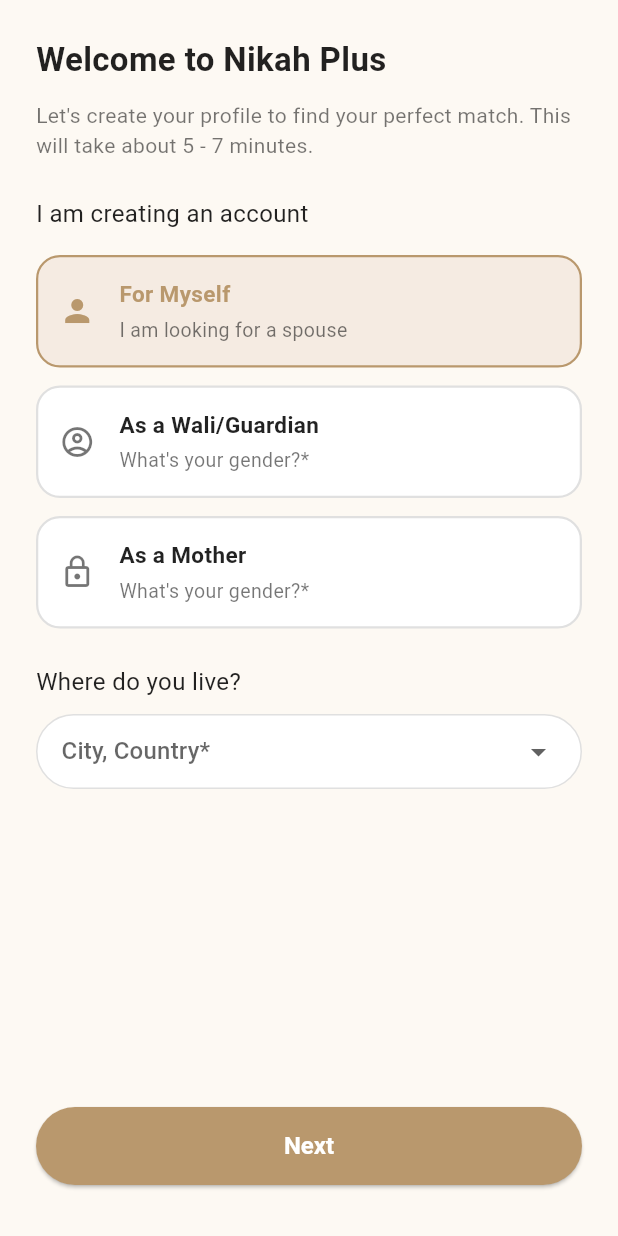
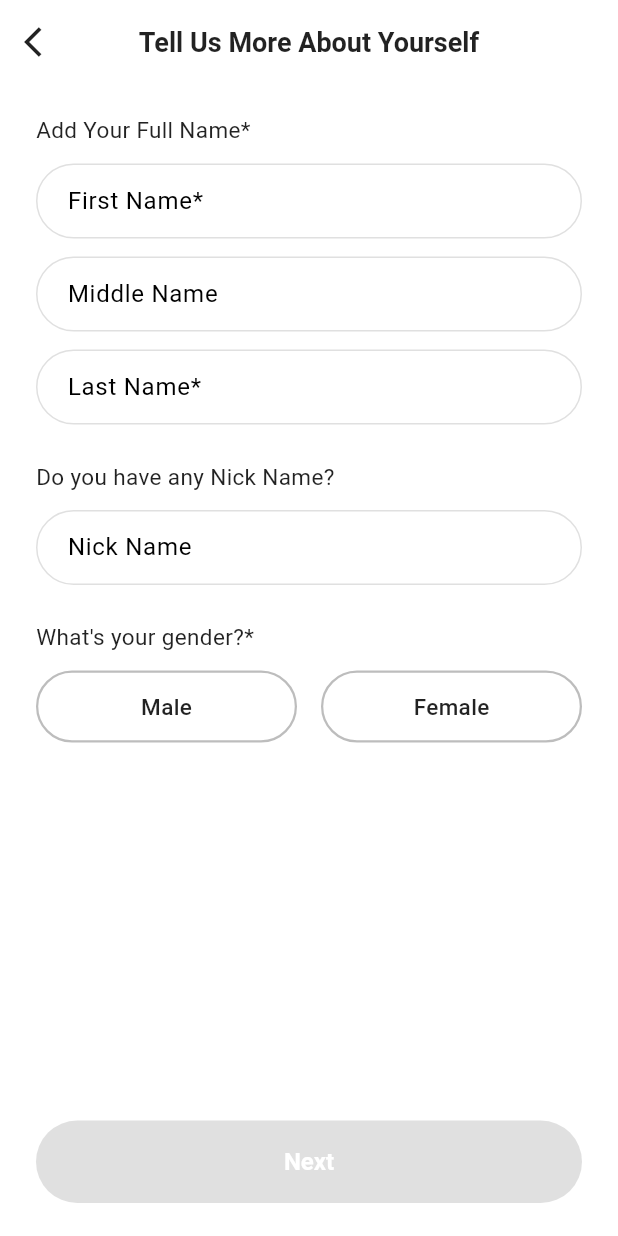
Before and after one commit to muhammadhamza67/nikahplus, a Flutter app: the CreateAccountTypeScreen screen opened directly, after a tap on "Next", on a phone screen of 412 x 824 dp. Run offline on Flutter 3.47's test engine with Material 3 defaults, Android fonts, the phone set to English and light mode, and no system bars; our stand-ins replace font_awesome_flutter; Roboto replaces fonts that are missing (Poppins); statements that could not run were skipped.

Commit message:
Add missing screens and update main.dart

```diff
--- a/lib/main.dart
+++ b/lib/main.dart
@@ -1,10 +1,13 @@
 import 'package:flutter/material.dart';
+import 'package:nikkah_screens/screens/add_birthdate_screen.dart';
 import 'package:nikkah_screens/screens/create_%20account_%20Type_screen.dart';
 import 'package:nikkah_screens/screens/create_account_screen.dart';
 import 'package:nikkah_screens/screens/nikah_plus_screen.dart';
+import 'package:nikkah_screens/screens/tell_us_more_screen.dart';
 import 'screens/splash_logo_screen.dart';
 import 'screens/choose_auth_screen.dart';
 import 'screens/login_screen.dart';
+
  // ✅ Get Started screen import
 
 void main() {
@@ -79,7 +82,10 @@ class MyApp extends StatelessWidget {
         '/login': (context) => const LoginScreen(),
         '/creat-account': (context) => const CreateAccountScreen(),
         '/nikah-plus': (context) => const NikahPlusScreen(),
-        '/create-account-type': (context) => const CreateAccountTypeScreen()
+        '/create-account-type': (context) => const CreateAccountTypeScreen(),
+        '/tell-us-more': (context)=> const TellusMoreScreen(),
+        '/add-birthdate': (context)=> const AddBirthdateScreen()
+
       },
     );
   }
--- a/lib/screens/create_ account_ type_screen.dart
+++ b/lib/screens/create_ account_ type_screen.dart
@@ -1,4 +1,5 @@
 import 'package:flutter/material.dart';
+import 'tell_us_more_screen.dart'; // Adjust path as needed
 
 class CreateAccountTypeScreen extends StatefulWidget {
   const CreateAccountTypeScreen({super.key});
@@ -22,7 +23,7 @@ class _CreateAccountScreenState extends State<CreateAccountTypeScreen> {
   @override
   Widget build(BuildContext context) {
     return Scaffold(
-      backgroundColor: const Color(0xFFFDF9F3),
+      backgroundColor: Theme.of(context).colorScheme.background,
       body: SafeArea(
         child: Padding(
           padding: const EdgeInsets.all(24.0),
@@ -102,7 +103,7 @@ class _CreateAccountScreenState extends State<CreateAccountTypeScreen> {
                     items: locations
                         .map((location) => DropdownMenuItem(
                               value: location,
-                              child: Text(location),
+                              child: Text(location), // ✅ COMMA FIXED HERE
                             ))
                         .toList(),
                   ),
@@ -117,10 +118,14 @@ class _CreateAccountScreenState extends State<CreateAccountTypeScreen> {
                 height: 52,
                 child: ElevatedButton(
                   onPressed: () {
-                    // TODO: Go to next screen
+                    Navigator.push(
+                      context,
+                      MaterialPageRoute(
+                          builder: (context) => const TellusMoreScreen()),
+                    );
                   },
                   style: ElevatedButton.styleFrom(
-                    backgroundColor: const Color(0xFFB9986D),
+                    backgroundColor: Theme.of(context).colorScheme.primary,
                     shape: RoundedRectangleBorder(
                       borderRadius: BorderRadius.circular(30),
                     ),
@@ -155,16 +160,23 @@ class _CreateAccountScreenState extends State<CreateAccountTypeScreen> {
       child: Container(
         padding: const EdgeInsets.all(14),
         decoration: BoxDecoration(
-          color: isSelected ? const Color(0xFFF5EBE2) : Colors.white,
+          color: isSelected
+              ? Theme.of(context).colorScheme.secondary.withOpacity(0.1)
+              : Colors.white,
           border: Border.all(
-            color: isSelected ? const Color(0xFFB9986D) : Colors.grey.shade300,
+            color: isSelected
+                ? Theme.of(context).colorScheme.primary
+                : Colors.grey.shade300,
             width: 1.5,
           ),
           borderRadius: BorderRadius.circular(16),
         ),
         child: Row(
           children: [
-            Icon(icon, color: isSelected ? Color(0xFFB9986D) : Colors.black54),
+            Icon(icon,
+                color: isSelected
+                    ? Theme.of(context).colorScheme.primary
+                    : Colors.black54),
             const SizedBox(width: 16),
             Column(
               crossAxisAlignment: CrossAxisAlignment.start,
@@ -174,8 +186,9 @@ class _CreateAccountScreenState extends State<CreateAccountTypeScreen> {
                   style: TextStyle(
                     fontWeight: FontWeight.bold,
                     fontSize: 15,
-                    color:
-                        isSelected ? const Color(0xFFB9986D) : Colors.black87,
+                    color: isSelected
+                        ? Theme.of(context).colorScheme.primary
+                        : Colors.black87,
                   ),
                 ),
                 const SizedBox(height: 4),
--- /dev/null
+++ b/lib/screens/tell_us_more_screen.dart
@@ -0,0 +1,162 @@
+import 'package:flutter/material.dart';
+import 'add_birthdate_screen.dart'; // Make sure this path is correct
+
+class TellusMoreScreen extends StatefulWidget {
+  const TellusMoreScreen({super.key});
+
+  @override
+  State<TellusMoreScreen> createState() => _TellUsMoreScreenState();
+}
+
+class _TellUsMoreScreenState extends State<TellusMoreScreen> {
+  final _firstNameController = TextEditingController();
+  final _middleNameController = TextEditingController();
+  final _lastNameController = TextEditingController();
+  final _nickNameController = TextEditingController();
+
+  String? selectedGender;
+
+  @override
+  Widget build(BuildContext context) {
+    final theme = Theme.of(context);
+    final colorScheme = theme.colorScheme;
+
+    return Scaffold(
+      backgroundColor: colorScheme.background,
+      appBar: AppBar(
+        backgroundColor: colorScheme.background,
+        elevation: 0,
+        leading: IconButton(
+          icon: const Icon(Icons.arrow_back_ios, color: Colors.black87),
+          onPressed: () => Navigator.pop(context),
+        ),
+        title: const Text(
+          'Tell Us More About Yourself',
+          style: TextStyle(
+            color: Colors.black87,
+            fontWeight: FontWeight.bold,
+            fontSize: 18,
+          ),
+        ),
+        centerTitle: true,
+      ),
+      body: Padding(
+        padding: const EdgeInsets.symmetric(horizontal: 24, vertical: 12),
+        child: Column(
+          crossAxisAlignment: CrossAxisAlignment.start,
+          children: [
+            const SizedBox(height: 8),
+            const Text("Add Your Full Name*", style: TextStyle(fontSize: 15)),
+            const SizedBox(height: 12),
+            _buildInputField(_firstNameController, "First Name*"),
+            const SizedBox(height: 12),
+            _buildInputField(_middleNameController, "Middle Name"),
+            const SizedBox(height: 12),
+            _buildInputField(_lastNameController, "Last Name*"),
+            const SizedBox(height: 24),
+            const Text("Do you have any Nick Name?", style: TextStyle(fontSize: 15)),
+            const SizedBox(height: 12),
+            _buildInputField(_nickNameController, "Nick Name"),
+            const SizedBox(height: 24),
+            const Text("What's your gender?*", style: TextStyle(fontSize: 15)),
+            const SizedBox(height: 12),
+            Row(
+              children: [
+                _buildGenderOption("Male", colorScheme),
+                const SizedBox(width: 16),
+                _buildGenderOption("Female", colorScheme),
+              ],
+            ),
+            const Spacer(),
+            SizedBox(
+              width: double.infinity,
+              height: 55,
+              child: ElevatedButton(
+                onPressed: _isFormValid()
+                    ? () {
+                        Navigator.push(
+                          context,
+                          MaterialPageRoute(
+                            builder: (context) => const AddBirthdateScreen(),
+                          ),
+                        );
+                      }
+                    : null,
+                style: ElevatedButton.styleFrom(
+                  backgroundColor: _isFormValid()
+                      ? colorScheme.primary
+                      : colorScheme.surfaceVariant,
+                  shape: RoundedRectangleBorder(
+                    borderRadius: BorderRadius.circular(30),
+                  ),
+                ),
+                child: const Text(
+                  "Next",
+                  style: TextStyle(fontSize: 16, color: Colors.white),
+                ),
+              ),
+            ),
+            const SizedBox(height: 10),
+          ],
+        ),
+      ),
+    );
+  }
+
+  bool _isFormValid() {
+    return _firstNameController.text.isNotEmpty &&
+        _lastNameController.text.isNotEmpty &&
+        selectedGender != null;
+  }
+
+  Widget _buildInputField(TextEditingController controller, String hint) {
+    return Container(
+      decoration: BoxDecoration(
+        borderRadius: BorderRadius.circular(30),
+        border: Border.all(color: Colors.grey.shade300),
+      ),
+      child: TextField(
+        controller: controller,
+        decoration: InputDecoration(
+          hintText: hint,
+          hintStyle: const TextStyle(fontWeight: FontWeight.w400),
+          contentPadding: const EdgeInsets.symmetric(horizontal: 20),
+          border: InputBorder.none,
+        ),
+      ),
+    );
+  }
+
+  Widget _buildGenderOption(String gender, ColorScheme colorScheme) {
+    final isSelected = selectedGender == gender;
+    return Expanded(
+      child: GestureDetector(
+        onTap: () {
+          setState(() {
+            selectedGender = gender;
+          });
+        },
+        child: Container(
+          height: 48,
+          decoration: BoxDecoration(
+            color: colorScheme.background,
+            borderRadius: BorderRadius.circular(30),
+            border: Border.all(
+              color: isSelected ? colorScheme.primary : Colors.grey.shade400,
+              width: 1.5,
+            ),
+          ),
+          alignment: Alignment.center,
+          child: Text(
+            gender,
+            style: TextStyle(
+              fontSize: 15,
+              fontWeight: FontWeight.w500,
+              color: isSelected ? colorScheme.primary : Colors.black87,
+            ),
+          ),
+        ),
+      ),
+    );
+  }
+}
--- a/pubspec.yaml
+++ b/pubspec.yaml
@@ -11,6 +11,7 @@ dependencies:
     sdk: flutter
   cupertino_icons: ^1.0.8
   font_awesome_flutter: ^10.7.0
+  intl: ^0.18.1
 
 dev_dependencies:
   flutter_test:
```
Also changed, not shown: lib/screens/add_birthdate_screen.dart (added, +257 -0 lines), pubspec.lock.
